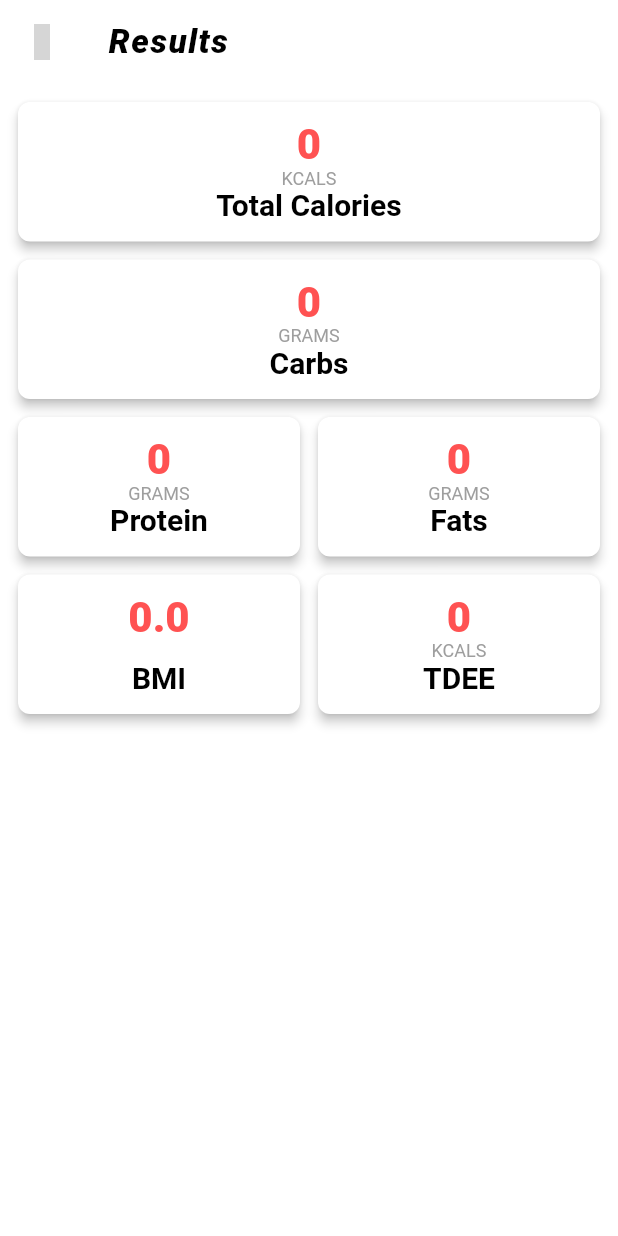
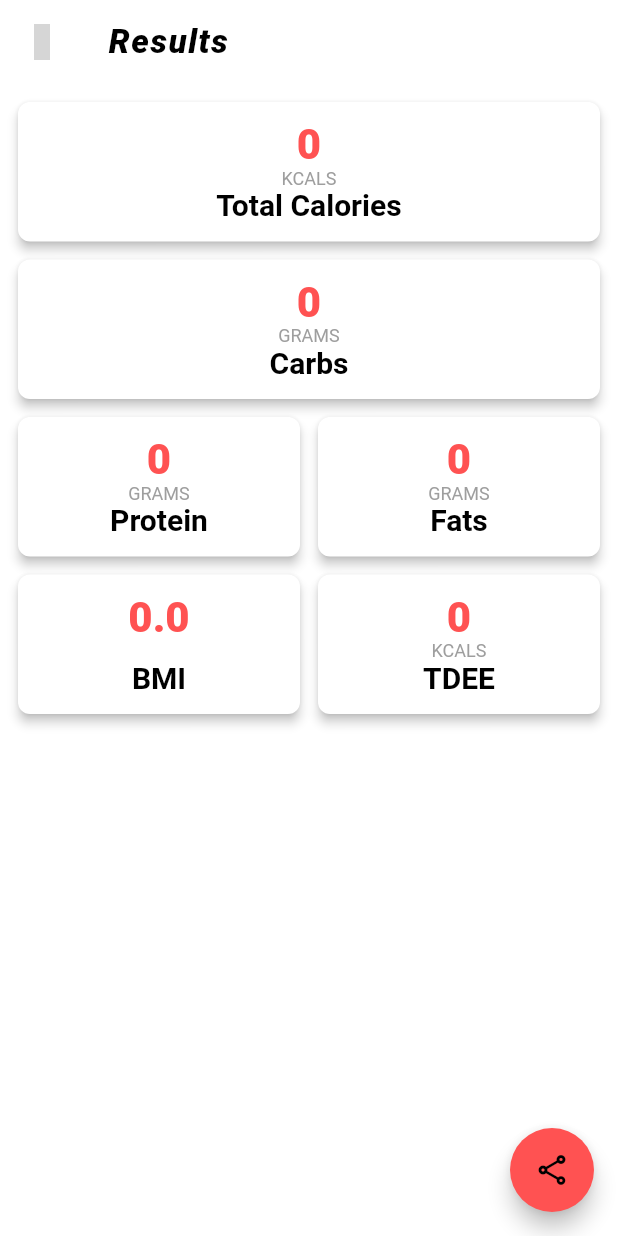
Before and after one commit to varadgauthankar/macro_calculator, a Flutter app: the ResultPage screen opened directly with empty values, on a phone screen of 412 x 824 dp. Run offline on Flutter 3.47's test engine with Material 2 defaults, Android fonts, the phone set to English and light mode, and no system bars; drawn by our look-alikes of screenshot; our stand-ins replace eva_icons_flutter, numberpicker, share_plus, shared_preferences; accounts and stored records are empty; grey boxes are pictures that could not be loaded.

Commit message:
added feature to share result

```diff
--- a/lib/pages/results_page.dart
+++ b/lib/pages/results_page.dart
@@ -1,9 +1,13 @@
+import 'dart:io';
 import 'package:eva_icons_flutter/eva_icons_flutter.dart';
 import 'package:flutter/material.dart';
 import 'package:macro_calculator/utils/colors.dart';
 import 'package:macro_calculator/utils/helpers.dart';
 import 'package:macro_calculator/utils/textStyles.dart';
 import 'package:macro_calculator/widgets/result_tile.dart';
+import 'package:path_provider/path_provider.dart';
+import 'package:screenshot/screenshot.dart';
+import 'package:share_plus/share_plus.dart';
 
 class ResultPage extends StatelessWidget {
   ResultPage({
@@ -26,6 +30,7 @@ class ResultPage extends StatelessWidget {
 
   @override
   Widget build(BuildContext context) {
+    ScreenshotController screenshotController = ScreenshotController();
     return Scaffold(
       backgroundColor:
           isThemeDark(context) ? MyColors.darkGrey : MyColors.white,
@@ -45,10 +50,16 @@ class ResultPage extends StatelessWidget {
           onPressed: () => Navigator.pop(context),
         ),
       ),
-      body: ListView(
+      body: Container(
+        child: ListView(
           padding: EdgeInsets.all(6.0),
           children: [
-          Column(
+            Screenshot(
+              controller: screenshotController,
+              child: Container(
+                color:
+                    isThemeDark(context) ? MyColors.darkGrey : MyColors.white,
+                child: Column(
                   mainAxisAlignment: MainAxisAlignment.center,
                   crossAxisAlignment: CrossAxisAlignment.stretch,
                   children: <Widget>[
@@ -80,8 +91,6 @@ class ResultPage extends StatelessWidget {
                         ),
                       ],
                     ),
-            ],
-          ),
                     Row(
                       children: [
                         Expanded(
@@ -102,6 +111,27 @@ class ResultPage extends StatelessWidget {
                     ),
                   ],
                 ),
+              ),
+            ),
+          ],
+        ),
+      ),
+      floatingActionButton: FloatingActionButton(
+        tooltip: 'share',
+        child: Icon(Icons.share_outlined),
+        foregroundColor: MyColors.black,
+        onPressed: () => shareScreenshot(screenshotController),
+      ),
     );
   }
+
+  void shareScreenshot(ScreenshotController key) async {
+    var unit8List = await key.capture();
+    String tempPath = (await getTemporaryDirectory()).path;
+    File file = File('$tempPath/img.png');
+    await file.writeAsBytes(unit8List);
+    await Share.shareFiles([file.path],
+        text: 'Calculated from Macro Calculator.\n' +
+            'download now: https://play.google.com/store/apps/details?id=com.varadgauthankar.macro_calculator');
   }
+}
--- a/pubspec.yaml
+++ b/pubspec.yaml
@@ -11,7 +11,10 @@ dependencies:
   cupertino_icons: ^0.1.2
   eva_icons_flutter: ^3.0.0
   numberpicker: ^2.1.1
+  path_provider: ^2.0.2
   provider: ^5.0.0
+  screenshot: ^1.2.1
+  share_plus: ^2.1.4
   shared_preferences: ^2.0.6
 
 dev_dependencies:
```
Also changed, not shown: pubspec.lock. Lines whose indentation alone changed are shown as unchanged.
